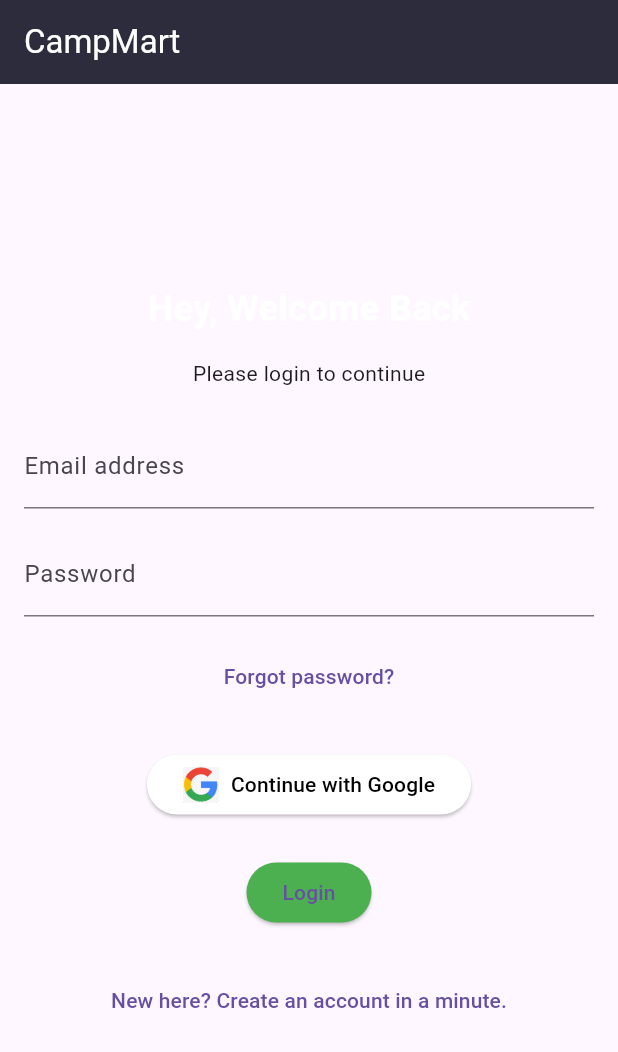
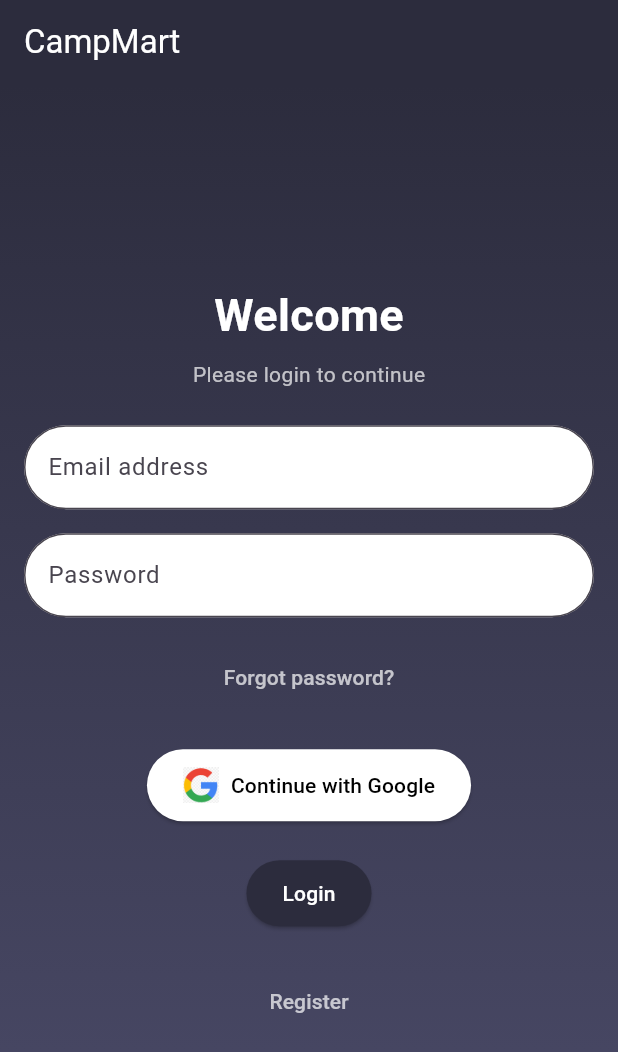
Before and after one commit to ST60002CEM/batch32b-Aayush1222, a Flutter app: the screen it shows after launch, after a tap on "Forgot password?", on a phone screen of 412 x 824 dp. Shown: the top 1052 px of the screen. Run offline on Flutter 3.47's test engine with Material 3 defaults, Android fonts, the phone set to English and light mode, and no system bars.

Commit message:
adding gradient colors

```diff
--- a/campmart/lib/screen/login_screen.dart
+++ b/campmart/lib/screen/login_screen.dart
@@ -22,8 +22,22 @@ class _LoginPageState extends State<LoginPage> {
           style: TextStyle(color: Colors.white),
         ),
         backgroundColor: Color.fromARGB(255, 44, 44, 61),
+        elevation: 0,
       ),
-      body: Padding(
+      body: Container(
+        width: double.infinity,
+        height: double.infinity,
+        decoration: BoxDecoration(
+          gradient: LinearGradient(
+            colors: [
+              Color.fromARGB(255, 44, 44, 61),
+              Color.fromARGB(255, 75, 75, 105),
+            ],
+            begin: Alignment.topCenter,
+            end: Alignment.bottomCenter,
+          ),
+        ),
+        child: Padding(
           padding: const EdgeInsets.all(16.0),
           child: Form(
             key: _formKey,
@@ -31,19 +45,27 @@ class _LoginPageState extends State<LoginPage> {
               mainAxisAlignment: MainAxisAlignment.center,
               children: [
                 const Text(
-                'Hey, Welcome Back',
+                  'Welcome',
                   style: TextStyle(
-                  fontSize: 24.0,
+                    fontSize: 30.0,
                     fontWeight: FontWeight.bold,
                     color: Colors.white,
                   ),
                 ),
-              SizedBox(height: 16.0),
-              const Text('Please login to continue'),
+                SizedBox(height: 8.0),
+                const Text(
+                  'Please login to continue',
+                  style: TextStyle(color: Colors.white70),
+                ),
                 SizedBox(height: 24.0),
                 TextFormField(
                   decoration: InputDecoration(
+                    filled: true,
+                    fillColor: Colors.white,
                     labelText: 'Email address',
+                    border: OutlineInputBorder(
+                      borderRadius: BorderRadius.circular(30.0),
+                    ),
                   ),
                   validator: (value) {
                     if (value!.isEmpty) {
@@ -58,8 +80,13 @@ class _LoginPageState extends State<LoginPage> {
                 const SizedBox(height: 16.0),
                 TextFormField(
                   obscureText: true,
-                decoration: const InputDecoration(
+                  decoration: InputDecoration(
+                    filled: true,
+                    fillColor: Colors.white,
                     labelText: 'Password',
+                    border: OutlineInputBorder(
+                      borderRadius: BorderRadius.circular(30.0),
+                    ),
                   ),
                   validator: (value) {
                     if (value!.isEmpty) {
@@ -76,7 +103,10 @@ class _LoginPageState extends State<LoginPage> {
                   onPressed: () {
                     // Handle forgot password action
                   },
-                child: const Text('Forgot password?'),
+                  child: const Text(
+                    'Forgot password?',
+                    style: TextStyle(color: Colors.white70),
+                  ),
                 ),
                 const SizedBox(height: 24.0),
                 ElevatedButton(
@@ -86,6 +116,11 @@ class _LoginPageState extends State<LoginPage> {
                   style: ElevatedButton.styleFrom(
                     foregroundColor: Colors.black,
                     backgroundColor: Colors.white,
+                    shape: RoundedRectangleBorder(
+                      borderRadius: BorderRadius.circular(30.0),
+                    ),
+                    padding: const EdgeInsets.symmetric(
+                        vertical: 12.0, horizontal: 24.0),
                   ),
                   child: Row(
                     mainAxisSize: MainAxisSize.min,
@@ -108,9 +143,17 @@ class _LoginPageState extends State<LoginPage> {
                     }
                   },
                   style: ElevatedButton.styleFrom(
-                  backgroundColor: Colors.green,
+                    backgroundColor: Color.fromARGB(255, 44, 44, 61),
+                    shape: RoundedRectangleBorder(
+                      borderRadius: BorderRadius.circular(30.0),
                     ),
-                child: const Text('Login'),
+                    padding: const EdgeInsets.symmetric(
+                        vertical: 12.0, horizontal: 24.0),
+                  ),
+                  child: const Text(
+                    'Login',
+                    style: TextStyle(color: Colors.white),
+                  ),
                 ),
                 const SizedBox(height: 24.0),
                 TextButton(
@@ -121,9 +164,13 @@ class _LoginPageState extends State<LoginPage> {
                     );
                     // Navigate to sign-up page
                   },
-                child: const Text('New here? Create an account in a minute.'),
+                  child: const Text(
+                    'Register',
+                    style: TextStyle(color: Colors.white70),
+                  ),
                 ),
               ],
+            ),
           ),
         ),
       ),
--- a/campmart/lib/screen/splash_screen.dart
+++ b/campmart/lib/screen/splash_screen.dart
@@ -23,11 +23,20 @@ class _SplashScreenState extends State<SplashScreen> {
 
   @override
   Widget build(BuildContext context) {
-    return const Scaffold(
+    return Scaffold(
+      backgroundColor: Color.fromARGB(
+          255, 44, 44, 61), // Set the background color to dark purple
       body: Center(
-        child: Text(
-          "Welcome Aayushman",
-          style: TextStyle(fontSize: 24.0),
+        child: Column(
+          mainAxisAlignment: MainAxisAlignment.center,
+          children: [
+            Image.asset('assets/images/google_logo.png'),
+            SizedBox(height: 20),
+            CircularProgressIndicator(
+              color: Colors
+                  .white, // Set the color of the CircularProgressIndicator to white
+            ),
+          ],
         ),
       ),
     );
```
Lines whose indentation alone changed are shown as unchanged.
